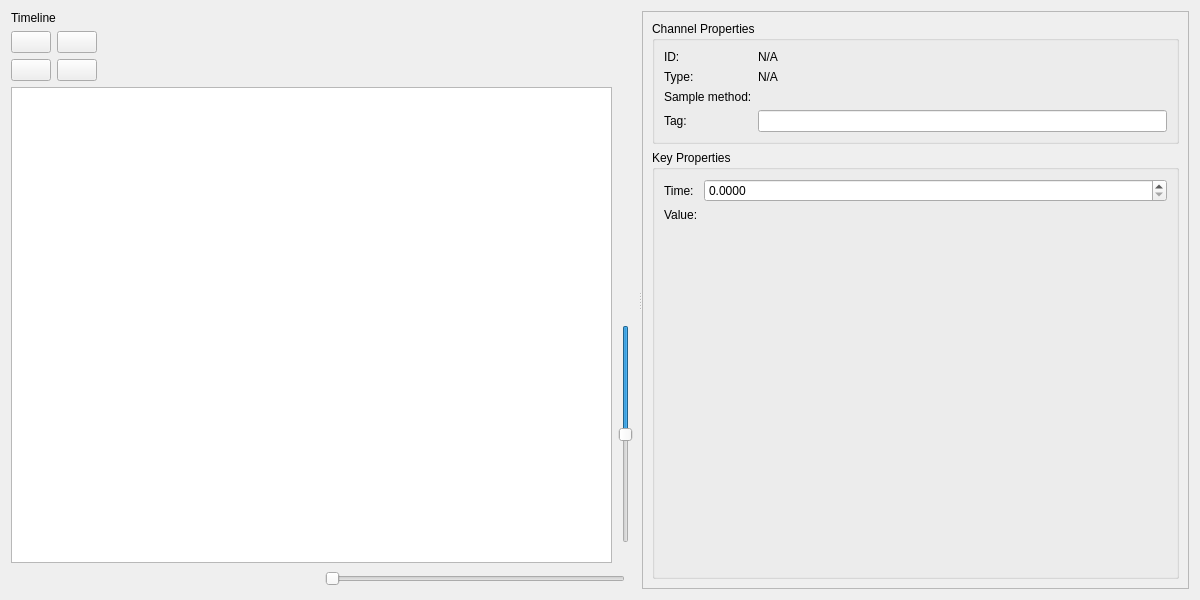
The window that tools/editor/application/VadonEditor/UI/Model/Animation/AnimationEditor.ui (janos-ijgyarto/vadon) describes before a commit, drawn with Qt 5.
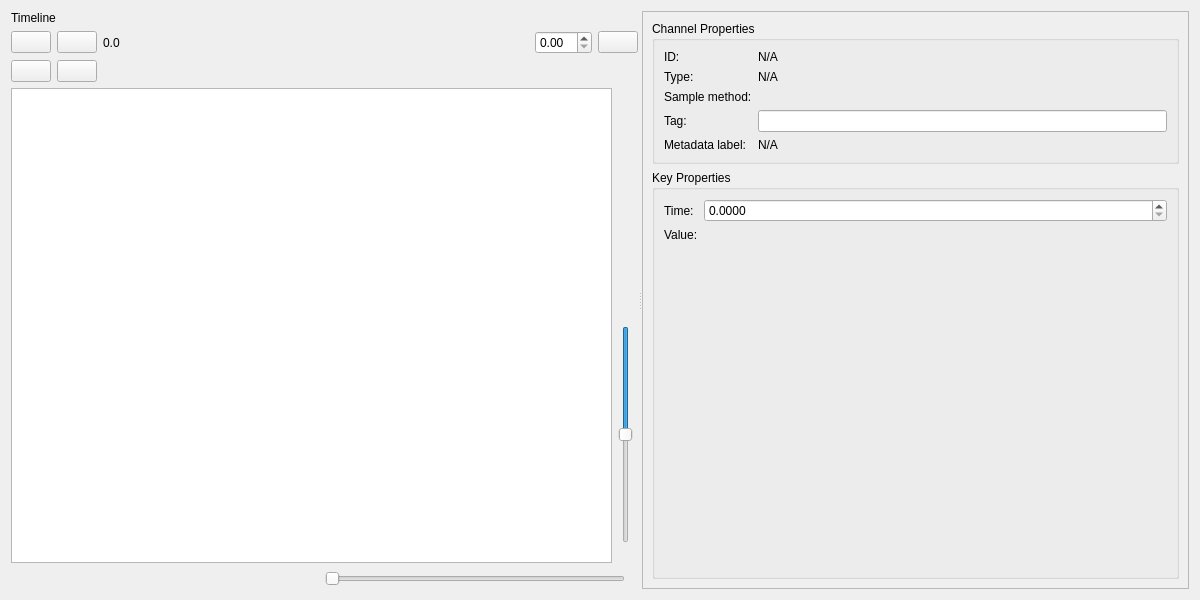
The same window after the commit. Icons and pictures are not drawn.

Commit message: Animation model and editor improvements: - Added time scale and looping flag to Animation resource - Animation player now gets parameters from resource - Added new parameters to animation editor - Animation component widget shows which channel maps to which property

The edit to the form file:
```diff
--- a/tools/editor/application/VadonEditor/UI/Model/Animation/AnimationEditor.ui
+++ b/tools/editor/application/VadonEditor/UI/Model/Animation/AnimationEditor.ui
@@ -62,6 +62,13 @@
            </property>
           </widget>
          </item>
+         <item>
+          <widget class="QLabel" name="playbackTimeLabel">
+           <property name="text">
+            <string>0.0</string>
+           </property>
+          </widget>
+         </item>
          <item>
           <spacer name="playbackButtonsSpacer">
            <property name="orientation">
@@ -75,6 +82,42 @@
            </property>
           </spacer>
          </item>
+         <item>
+          <widget class="QLabel" name="timeScaleLabel">
+           <property name="toolTip">
+            <string>Time Scale</string>
+           </property>
+           <property name="text">
+            <string/>
+           </property>
+          </widget>
+         </item>
+         <item>
+          <widget class="QDoubleSpinBox" name="timeScaleSpinBox">
+           <property name="toolTip">
+            <string>Time Scale</string>
+           </property>
+           <property name="singleStep">
+            <double>0.100000000000000</double>
+           </property>
+          </widget>
+         </item>
+         <item>
+          <widget class="QPushButton" name="loopButton">
+           <property name="text">
+            <string/>
+           </property>
+           <property name="icon">
+            <iconset theme="QIcon::ThemeIcon::MediaPlaylistShuffle"/>
+           </property>
+           <property name="checkable">
+            <bool>true</bool>
+           </property>
+           <property name="checked">
+            <bool>false</bool>
+           </property>
+          </widget>
+         </item>
         </layout>
        </item>
        <item>
@@ -294,6 +337,23 @@
              </property>
             </widget>
            </item>
+           <item row="4" column="1">
+            <widget class="QLabel" name="channelMetadataValueLabel">
+             <property name="text">
+              <string>N/A</string>
+             </property>
+             <property name="wordWrap">
+              <bool>true</bool>
+             </property>
+            </widget>
+           </item>
+           <item row="4" column="0">
+            <widget class="QLabel" name="channelMetadataLabel">
+             <property name="text">
+              <string>Metadata label:</string>
+             </property>
+            </widget>
+           </item>
           </layout>
          </widget>
         </item>
```
Left out of the diff: 34 changed lines with no effect on the pictures. The commit also changes 12 other files.
